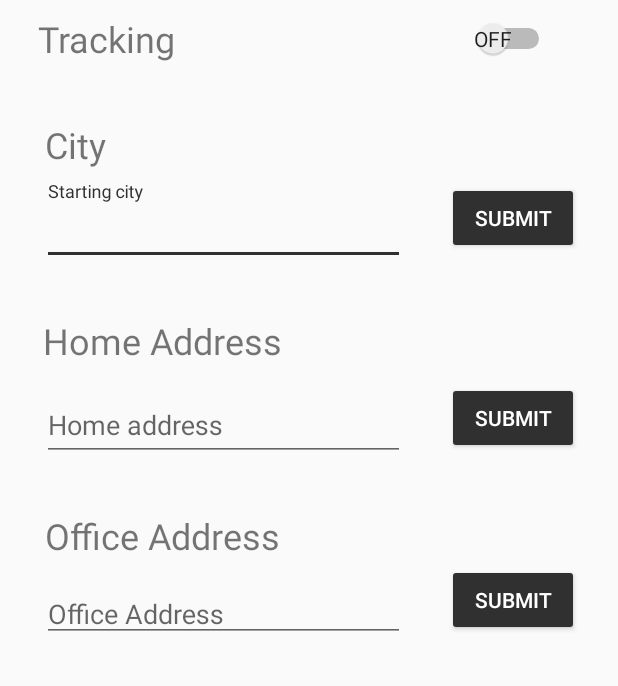
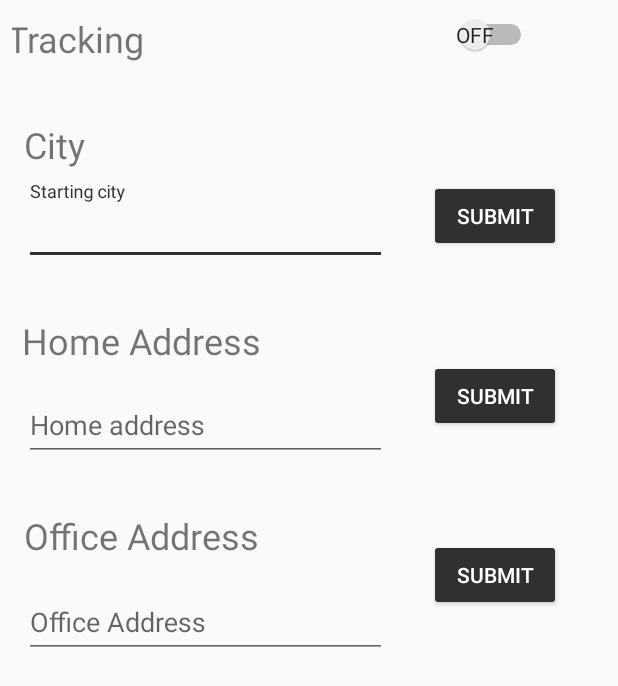
Before and after one commit to aashish7k5/RootCause01, an Android app: the layout activity_settings_new.xml on its own in the app's theme, with its tools: preview values and no code run, on a phone screen of 412 x 824 dp. Shown: the top 686 px of the screen. Run offline under Robolectric (Android 15) with nearby library versions, the phone set to English and light mode, and no system bars.

Commit message:
Merge remote-tracking branch 'origin/master'
# Conflicts:
#	app/src/main/res/layout/content_track_trip.xml

```diff
--- a/app/src/main/AndroidManifest.xml
+++ b/app/src/main/AndroidManifest.xml
@@ -26,7 +26,8 @@
             android:theme="@style/AppTheme.NoActionBar" />
         <activity
             android:name=".SettingsScreen"
-            android:label="@string/title_activity_settings_screen"></activity>
+            android:label="@string/title_activity_settings_screen" />
+        <activity android:name=".SettingsNew"></activity>
     </application>
 
 </manifest>
--- a/app/src/main/java/com/example/aashishkumar/rootcause01/MainActivity.java
+++ b/app/src/main/java/com/example/aashishkumar/rootcause01/MainActivity.java
@@ -46,7 +46,7 @@ public class MainActivity extends AppCompatActivity {
 
     public void SettingsScreen(View view)
     {
-        Intent intent = new Intent(this, SettingsScreen.class);
+        Intent intent = new Intent(this, SettingsNew.class);
         startActivity(intent);
     }
 }
--- a/app/src/main/java/com/example/aashishkumar/rootcause01/MyAdapter.java
+++ /dev/null
@@ -1,4 +0,0 @@
-package com.example.aashishkumar.rootcause01;
-
-public class MyAdapter {
-}
--- a/app/src/main/res/layout/activity_settings_new.xml
+++ b/app/src/main/res/layout/activity_settings_new.xml
@@ -1,10 +1,47 @@
-<?xml version="1.0" encoding="utf-8"?>
-<android.support.constraint.ConstraintLayout xmlns:android="http://schemas.android.com/apk/res/android"
-    xmlns:app="http://schemas.android.com/apk/res-auto"
-    xmlns:tools="http://schemas.android.com/tools"
-    android:layout_width="match_parent"
-    android:layout_height="match_parent"
-    tools:context=".SettingsNew">
+<?xml version="1.0" encoding="UTF-8"?>
+
+    <android.support.constraint.ConstraintLayout tools:context=".SettingsNew" android:layout_height="match_parent" android:layout_width="match_parent" xmlns:tools="http://schemas.android.com/tools" xmlns:app="http://schemas.android.com/apk/res-auto" xmlns:android="http://schemas.android.com/apk/res/android">
+
+
+    <android.support.constraint.ConstraintLayout android:layout_height="495dp" android:layout_width="368dp" app:layout_constraintVertical_bias="0.0" app:layout_constraintTop_toTopOf="parent" app:layout_constraintStart_toStartOf="parent" app:layout_constraintHorizontal_bias="0.0" app:layout_constraintEnd_toEndOf="parent" app:layout_constraintBottom_toBottomOf="parent" android:layout_marginBottom="8dp" android:layout_marginEnd="8dp" android:layout_marginTop="8dp" android:layout_marginStart="8dp">
+    <TextView android:layout_height="wrap_content" android:layout_width="wrap_content" app:layout_constraintVertical_bias="0.0" app:layout_constraintTop_toTopOf="parent" app:layout_constraintStart_toStartOf="parent" app:layout_constraintHorizontal_bias="0.0" android:layout_marginBottom="38dp" android:layout_marginEnd="181dp" android:layout_marginTop="1dp" android:layout_marginStart="18dp" app:layout_constraintEnd_toStartOf="@+id/switch1" app:layout_constraintBottom_toTopOf="@+id/textView2" android:textSize="24sp" android:text="Tracking" android:id="@+id/textView"/>
+
+    <Switch android:layout_height="wrap_content" android:layout_width="wrap_content" app:layout_constraintTop_toTopOf="parent" app:layout_constraintEnd_toEndOf="parent" android:layout_marginBottom="83dp" android:layout_marginEnd="40dp" android:layout_marginTop="1dp" android:layout_marginStart="23dp" app:layout_constraintBottom_toTopOf="@+id/button" android:id="@+id/switch1" app:layout_constraintStart_toEndOf="@+id/textView" android:showText="true"/>
+
+    <TextView android:layout_height="wrap_content" android:layout_width="wrap_content" app:layout_constraintStart_toStartOf="parent" app:layout_constraintEnd_toEndOf="parent" android:layout_marginEnd="319dp" android:layout_marginTop="38dp" android:layout_marginStart="8dp" android:textSize="24sp" android:text="City" android:id="@+id/textView2" app:layout_constraintTop_toBottomOf="@+id/textView"/>
+
+
+    <android.support.design.widget.TextInputLayout android:layout_height="wrap_content" android:layout_width="242dp" app:layout_constraintStart_toStartOf="parent" android:layout_marginTop="8dp" android:layout_marginStart="8dp" app:layout_constraintBottom_toTopOf="@+id/textView3" android:id="@+id/textInputLayout" app:layout_constraintTop_toBottomOf="@+id/textView2">
+
+    <android.support.design.widget.TextInputEditText android:layout_height="wrap_content" android:layout_width="242dp" android:hint="Starting city"/>
+
+</android.support.design.widget.TextInputLayout>
+
+    <Button android:layout_height="wrap_content" android:layout_width="wrap_content" app:layout_constraintEnd_toEndOf="parent" android:layout_marginEnd="2dp" android:layout_marginTop="83dp" android:layout_marginStart="28dp" android:text="Submit" android:id="@+id/button" app:layout_constraintStart_toEndOf="@+id/textInputLayout" app:layout_constraintTop_toBottomOf="@+id/switch1" android:layout_weight="1" style="@style/Widget.AppCompat.Button.Colored"/>
+
+    <TextView android:layout_height="wrap_content" android:layout_width="wrap_content" app:layout_constraintStart_toStartOf="parent" app:layout_constraintEnd_toEndOf="parent" android:layout_marginBottom="8dp" android:layout_marginEnd="203dp" android:layout_marginTop="34dp" android:layout_marginStart="8dp" app:layout_constraintBottom_toTopOf="@+id/textInputLayout2" android:textSize="24sp" android:text="Home Address" android:id="@+id/textView3" app:layout_constraintTop_toBottomOf="@+id/textInputLayout"/>
+
+
+    -<android.support.design.widget.TextInputLayout android:layout_height="wrap_content" android:layout_width="242dp" app:layout_constraintStart_toStartOf="parent" android:layout_marginStart="8dp" app:layout_constraintBottom_toTopOf="@+id/textView4" android:id="@+id/textInputLayout2" app:layout_constraintTop_toBottomOf="@+id/textView3">
+
+    <android.support.design.widget.TextInputEditText android:layout_height="wrap_content" android:layout_width="match_parent" android:hint="Home address"/>
+
+</android.support.design.widget.TextInputLayout>
+
+    <Button android:layout_height="wrap_content" android:layout_width="wrap_content" app:layout_constraintEnd_toEndOf="parent" android:layout_marginBottom="71dp" android:layout_marginEnd="2dp" android:layout_marginTop="72dp" android:layout_marginStart="28dp" app:layout_constraintBottom_toTopOf="@+id/button3" android:text="Submit" android:id="@+id/button2" app:layout_constraintStart_toEndOf="@+id/textInputLayout2" app:layout_constraintTop_toBottomOf="@+id/button" style="@style/Widget.AppCompat.Button.Colored"/>
+
+    <TextView android:layout_height="wrap_content" android:layout_width="wrap_content" app:layout_constraintStart_toStartOf="parent" app:layout_constraintEnd_toEndOf="parent" android:layout_marginBottom="9dp" android:layout_marginEnd="203dp" android:layout_marginTop="33dp" android:layout_marginStart="8dp" app:layout_constraintBottom_toTopOf="@+id/textInputLayout3" android:textSize="24sp" android:text="Office Address" android:id="@+id/textView4" app:layout_constraintTop_toBottomOf="@+id/textInputLayout2"/>
+
+
+    <android.support.design.widget.TextInputLayout android:layout_height="wrap_content" android:layout_width="242dp" app:layout_constraintStart_toStartOf="parent" android:layout_marginTop="9dp" android:layout_marginStart="8dp" android:id="@+id/textInputLayout3" app:layout_constraintTop_toBottomOf="@+id/textView4">
+
+    <android.support.design.widget.TextInputEditText android:layout_height="wrap_content" android:layout_width="match_parent" android:hint="Office Address"/>
+
+</android.support.design.widget.TextInputLayout>
+
+    <Button android:layout_height="wrap_content" android:layout_width="wrap_content" app:layout_constraintEnd_toEndOf="parent" android:layout_marginEnd="2dp" android:layout_marginTop="71dp" android:layout_marginStart="28dp" android:text="Submit" android:id="@+id/button3" app:layout_constraintStart_toEndOf="@+id/textInputLayout3" app:layout_constraintTop_toBottomOf="@+id/button2" style="@style/Widget.AppCompat.Button.Colored"/>
+
+</android.support.constraint.ConstraintLayout>
 
 
     <android.support.constraint.ConstraintLayout
@@ -21,163 +58,16 @@
         app:layout_constraintTop_toTopOf="parent"
         app:layout_constraintVertical_bias="0.0">
 
-        <TextView
-            android:id="@+id/textView"
-            android:layout_width="wrap_content"
-            android:layout_height="wrap_content"
-            android:layout_marginStart="8dp"
-            android:layout_marginTop="1dp"
-            android:layout_marginEnd="184dp"
-            android:layout_marginBottom="38dp"
-            android:text="Tracking"
-            android:textSize="24sp"
-            app:layout_constraintBottom_toTopOf="@+id/textView2"
-            app:layout_constraintEnd_toStartOf="@+id/switch1"
-            app:layout_constraintStart_toStartOf="parent"
-            app:layout_constraintTop_toTopOf="parent"
-            app:layout_constraintVertical_bias="0.0" />
 
-        <Switch
-            android:id="@+id/switch1"
-            android:layout_width="wrap_content"
-            android:layout_height="0dp"
-            android:layout_marginStart="12dp"
-            android:layout_marginTop="4dp"
-            android:layout_marginEnd="24dp"
-            android:showText="true"
-            app:layout_constraintEnd_toEndOf="parent"
-            app:layout_constraintStart_toEndOf="@+id/textView"
-            app:layout_constraintTop_toTopOf="parent" />
 
-        <TextView
-            android:id="@+id/textView2"
-            android:layout_width="wrap_content"
-            android:layout_height="wrap_content"
-            android:layout_marginStart="8dp"
-            android:layout_marginTop="38dp"
-            android:layout_marginEnd="319dp"
-            android:text="City"
-            android:textSize="24sp"
-            app:layout_constraintEnd_toEndOf="parent"
-            app:layout_constraintStart_toStartOf="parent"
-            app:layout_constraintTop_toBottomOf="@+id/textView" />
 
-        <android.support.design.widget.TextInputLayout
-            android:id="@+id/textInputLayout"
-            android:layout_width="242dp"
-            android:layout_height="wrap_content"
-            android:layout_marginStart="8dp"
-            android:layout_marginTop="8dp"
-            app:layout_constraintBottom_toTopOf="@+id/textView3"
-            app:layout_constraintStart_toStartOf="parent"
-            app:layout_constraintTop_toBottomOf="@+id/textView2">
 
-            <android.support.design.widget.TextInputEditText
-                android:layout_width="242dp"
-                android:layout_height="wrap_content"
-                android:hint="Starting city" />
 
-        </android.support.design.widget.TextInputLayout>
 
-        <Button
-            android:id="@+id/button"
-            style="@style/Widget.AppCompat.Button.Colored"
-            android:layout_width="wrap_content"
-            android:layout_height="0dp"
-            android:layout_marginStart="8dp"
-            android:layout_marginTop="82dp"
-            android:layout_marginEnd="2dp"
-            android:layout_weight="1"
-            android:text="Submit"
-            app:layout_constraintEnd_toEndOf="parent"
-            app:layout_constraintHorizontal_bias="0.869"
-            app:layout_constraintStart_toEndOf="@+id/textInputLayout"
-            app:layout_constraintTop_toBottomOf="@+id/switch1" />
 
-        <TextView
-            android:id="@+id/textView3"
-            android:layout_width="wrap_content"
-            android:layout_height="wrap_content"
-            android:layout_marginStart="8dp"
-            android:layout_marginTop="34dp"
-            android:layout_marginEnd="203dp"
-            android:layout_marginBottom="8dp"
-            android:text="Home Address"
-            android:textSize="24sp"
-            app:layout_constraintBottom_toTopOf="@+id/textInputLayout2"
-            app:layout_constraintEnd_toEndOf="parent"
-            app:layout_constraintStart_toStartOf="parent"
-            app:layout_constraintTop_toBottomOf="@+id/textInputLayout" />
 
-        <android.support.design.widget.TextInputLayout
-            android:id="@+id/textInputLayout2"
-            android:layout_width="242dp"
-            android:layout_height="wrap_content"
-            android:layout_marginStart="8dp"
-            android:layout_marginEnd="30dp"
-            app:layout_constraintBottom_toTopOf="@+id/textView4"
-            app:layout_constraintEnd_toStartOf="@+id/button2"
-            app:layout_constraintStart_toStartOf="parent"
-            app:layout_constraintTop_toBottomOf="@+id/textView3">
 
-            <android.support.design.widget.TextInputEditText
-                android:layout_width="match_parent"
-                android:layout_height="wrap_content"
-                android:hint="Home address" />
-        </android.support.design.widget.TextInputLayout>
 
-        <Button
-            android:id="@+id/button2"
-            style="@style/Widget.AppCompat.Button.Colored"
-            android:layout_width="88dp"
-            android:layout_height="0dp"
-            android:layout_marginStart="28dp"
-            android:layout_marginTop="85dp"
-            android:text="Submit"
-            app:layout_constraintStart_toEndOf="@+id/textInputLayout2"
-            app:layout_constraintTop_toBottomOf="@+id/button" />
 
-        <TextView
-            android:id="@+id/textView4"
-            android:layout_width="wrap_content"
-            android:layout_height="32dp"
-            android:layout_marginStart="8dp"
-            android:layout_marginTop="33dp"
-            android:layout_marginEnd="203dp"
-            android:layout_marginBottom="9dp"
-            android:text="Office Address"
-            android:textSize="24sp"
-            app:layout_constraintBottom_toTopOf="@+id/textInputLayout3"
-            app:layout_constraintEnd_toEndOf="parent"
-            app:layout_constraintStart_toStartOf="parent"
-            app:layout_constraintTop_toBottomOf="@+id/textInputLayout2" />
-
-        <android.support.design.widget.TextInputLayout
-            android:id="@+id/textInputLayout3"
-            android:layout_width="242dp"
-            android:layout_height="46dp"
-            android:layout_marginStart="8dp"
-            android:layout_marginTop="9dp"
-            android:layout_marginEnd="28dp"
-            app:layout_constraintEnd_toStartOf="@+id/button3"
-            app:layout_constraintStart_toStartOf="parent"
-            app:layout_constraintTop_toBottomOf="@+id/textView4">
-
-            <android.support.design.widget.TextInputEditText
-                android:layout_width="match_parent"
-                android:layout_height="wrap_content"
-                android:hint="Office Address" />
-        </android.support.design.widget.TextInputLayout>
-
-        <Button
-            android:id="@+id/button3"
-            style="@style/Widget.AppCompat.Button.Colored"
-            android:layout_width="88dp"
-            android:layout_height="48dp"
-            android:layout_marginStart="28dp"
-            android:layout_marginTop="73dp"
-            android:text="Submit"
-            app:layout_constraintStart_toEndOf="@+id/textInputLayout3"
-            app:layout_constraintTop_toBottomOf="@+id/button2" />
     </android.support.constraint.ConstraintLayout>
 </android.support.constraint.ConstraintLayout>
```
Also changed, not shown: app/src/main/java/com/example/aashishkumar/rootcause01/ViewPastTrips.java (+24 -7 lines), app/src/main/res/layout/content_view_past_trips.xml (+29 -59 lines).
